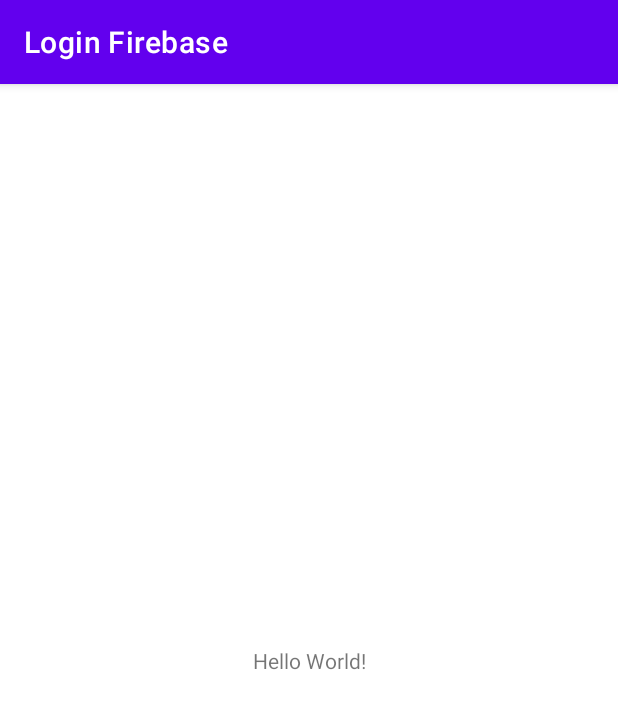
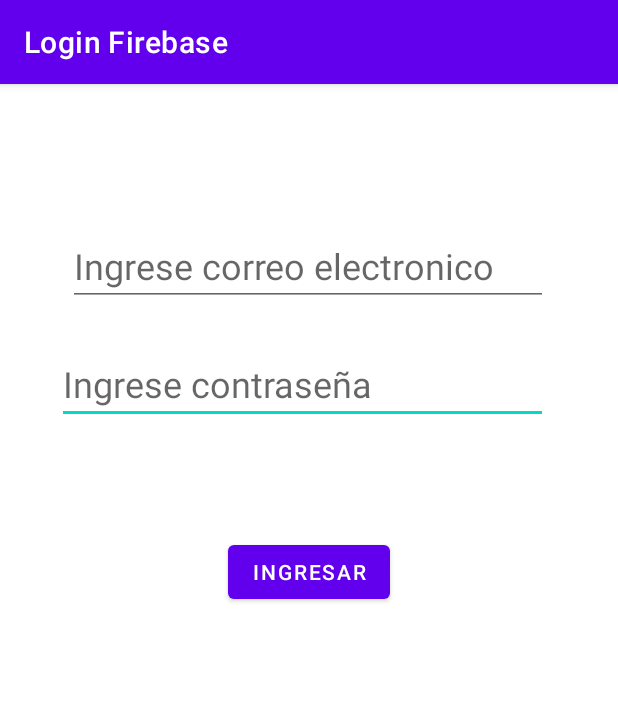
Before and after one commit to SuaArraY/Autentificacion_kotlin_firebase, an Android app: the screen it shows after launch (MainActivity), on a phone screen of 412 x 824 dp. Shown: the top 709 px of the screen. Run offline under Robolectric (Android 15) with nearby library versions, the phone set to English and light mode, and no system bars.

Commit message:
Diseño del activity main

```diff
--- a/Autetificacion/app/src/main/res/layout/activity_main.xml
+++ b/Autetificacion/app/src/main/res/layout/activity_main.xml
@@ -6,13 +6,46 @@
     android:layout_height="match_parent"
     tools:context=".MainActivity">
 
-    <TextView
+    <EditText
+        android:id="@+id/txtContra"
+        android:layout_width="327dp"
+        android:layout_height="50dp"
+        android:ems="10"
+        android:hint="Ingrese contraseña"
+        android:inputType="textPassword"
+        android:textSize="24sp"
+        app:layout_constraintBottom_toBottomOf="parent"
+        app:layout_constraintEnd_toEndOf="parent"
+        app:layout_constraintHorizontal_bias="0.452"
+        app:layout_constraintStart_toStartOf="parent"
+        app:layout_constraintTop_toTopOf="parent"
+        app:layout_constraintVertical_bias="0.246" />
+
+    <EditText
+        android:id="@+id/txtCorreo"
+        android:layout_width="320dp"
+        android:layout_height="53dp"
+        android:ems="10"
+        android:hint="Ingrese correo electronico"
+        android:inputType="textEmailAddress"
+        android:textSize="24sp"
+        app:layout_constraintBottom_toBottomOf="parent"
+        app:layout_constraintEnd_toEndOf="parent"
+        app:layout_constraintHorizontal_bias="0.494"
+        app:layout_constraintStart_toStartOf="parent"
+        app:layout_constraintTop_toTopOf="parent"
+        app:layout_constraintVertical_bias="0.132" />
+
+    <Button
+        android:id="@+id/btnRegistrar"
         android:layout_width="wrap_content"
         android:layout_height="wrap_content"
-        android:text="Hello World!"
+        android:layout_marginTop="60dp"
+        android:text="INGRESAR"
         app:layout_constraintBottom_toBottomOf="parent"
         app:layout_constraintEnd_toEndOf="parent"
         app:layout_constraintStart_toStartOf="parent"
-        app:layout_constraintTop_toTopOf="parent" />
+        app:layout_constraintTop_toBottomOf="@+id/txtContra"
+        app:layout_constraintVertical_bias="0.034" />
 
 </androidx.constraintlayout.widget.ConstraintLayout>
```
